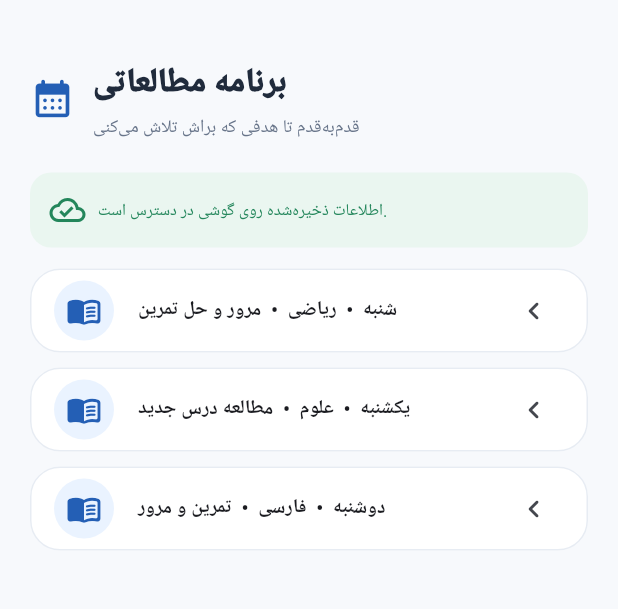
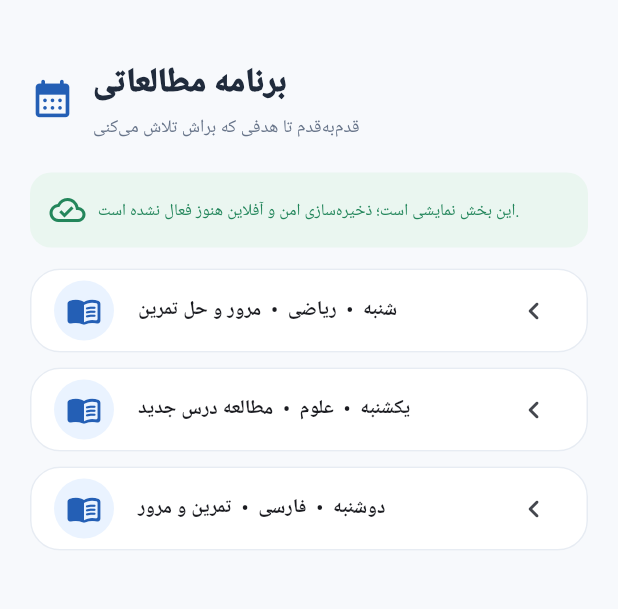
Before and after one commit to mohsentsani-eng/telegram-bot, a Flutter app: the _SimpleStudentPage screen opened directly, on a phone screen of 412 x 824 dp, the part 60-669 px from its top. Run offline on Flutter 3.47's test engine with Material 3 defaults, Android fonts, the light colour scheme and no system bars; Roboto replaces fonts that are missing (Vazirmatn).

Commit message:
Clarify that student forms are still prototype screens

```diff
--- a/mobile_app/lib/screens/student_sections.dart
+++ b/mobile_app/lib/screens/student_sections.dart
@@ -92,7 +92,7 @@ class _SimpleStudentPage extends StatelessWidget {
 class _OfflineNotice extends StatelessWidget {
   const _OfflineNotice();
   @override
-  Widget build(BuildContext context) => Container(padding: const EdgeInsets.all(13), decoration: BoxDecoration(color: const Color(0xFFEAF6F0), borderRadius: BorderRadius.circular(14)), child: const Row(children: [Icon(Icons.cloud_done_outlined, color: AppColors.success), SizedBox(width: 8), Expanded(child: Text('اطلاعات ذخیره‌شده روی گوشی در دسترس است.', style: TextStyle(color: AppColors.success, fontSize: 11)))]));
+  Widget build(BuildContext context) => Container(padding: const EdgeInsets.all(13), decoration: BoxDecoration(color: const Color(0xFFEAF6F0), borderRadius: BorderRadius.circular(14)), child: const Row(children: [Icon(Icons.cloud_done_outlined, color: AppColors.success), SizedBox(width: 8), Expanded(child: Text('این بخش نمایشی است؛ ذخیره‌سازی امن و آفلاین هنوز فعال نشده است.', style: TextStyle(color: AppColors.success, fontSize: 11)))]));
 }
 
 class StudentProfileScreen extends StatelessWidget {
```
